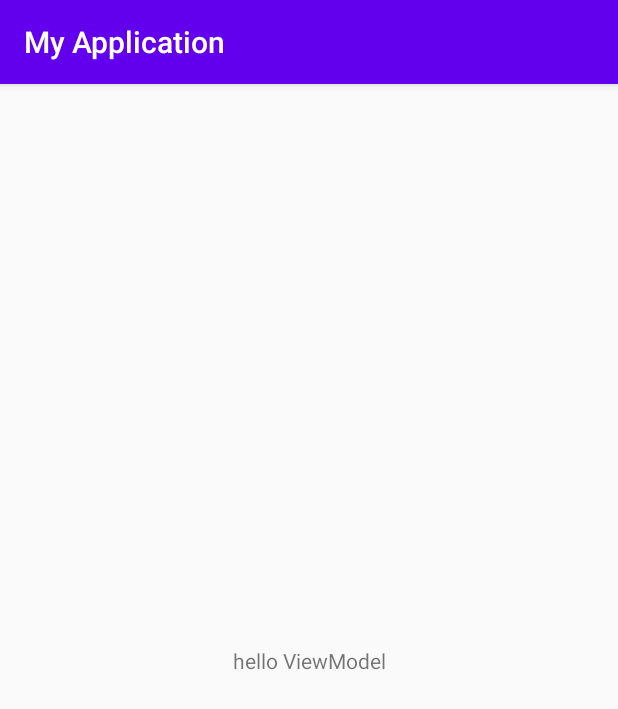
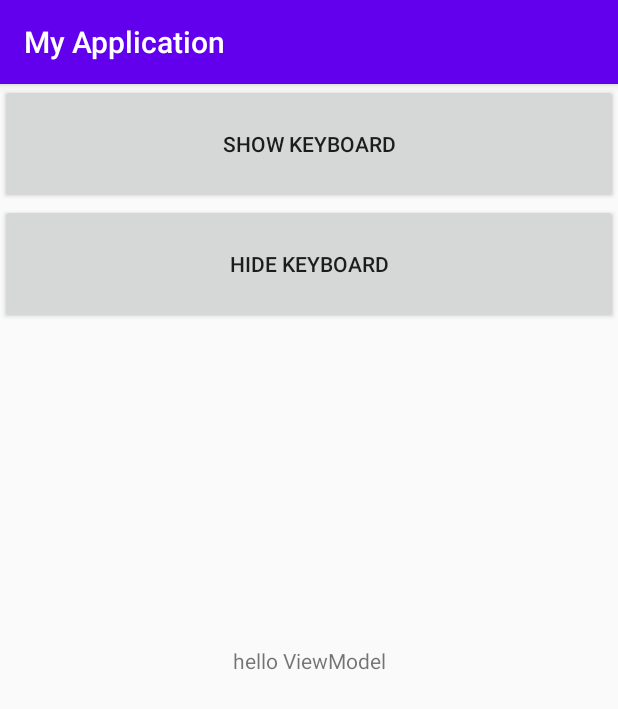
Before and after one commit to sun5066/android-hilt-example, an Android app: the screen it shows after launch (MainActivity), on a phone screen of 412 x 824 dp. Shown: the top 709 px of the screen. Run offline under Robolectric (Android 15) with nearby library versions, the phone set to English and light mode, and no system bars; our stand-ins replace Dagger/Hilt's generated code, RxJava, data binding.

Commit message:
keyboard show/hide extention 작업

```diff
--- a/app/src/main/java/github/sun5066/myapplication/ui/MainActivity.kt
+++ b/app/src/main/java/github/sun5066/myapplication/ui/MainActivity.kt
@@ -1,13 +1,18 @@
 package github.sun5066.myapplication.ui
 
+import android.util.Log
+import android.view.View
 import androidx.activity.viewModels
 import dagger.hilt.android.AndroidEntryPoint
 import github.sun5066.myapplication.R
 import github.sun5066.myapplication.databinding.ActivityMainBinding
+import github.sun5066.myapplication.extention.hideKeyboard
+import github.sun5066.myapplication.extention.showKeyboard
 import github.sun5066.myapplication.ui.base.BaseActivity
+import github.sun5066.myapplication.ui.base.BaseNavigator
 
 @AndroidEntryPoint
-class MainActivity : BaseActivity<ActivityMainBinding>() {
+class MainActivity : BaseActivity<ActivityMainBinding>(), BaseNavigator {
 
     private val mViewModel: MainViewModel by viewModels()
 
@@ -19,7 +24,12 @@ class MainActivity : BaseActivity<ActivityMainBinding>() {
     }
 
     override fun initView() {
-        mViewModel.init("hello ViewModel")
+        mViewModel.init("hello ViewModel", this)
+    }
+
+    override fun keyBoardSwitch(isShow: Boolean) {
+        if (isShow) showKeyboard(mBinding.btnShowKeyboard)
+        else hideKeyboard(mBinding.btnHideKeyboard)
     }
 
 }
--- a/app/src/main/java/github/sun5066/myapplication/ui/MainViewModel.kt
+++ b/app/src/main/java/github/sun5066/myapplication/ui/MainViewModel.kt
@@ -1,10 +1,13 @@
 package github.sun5066.myapplication.ui
 
 import android.app.Application
+import android.view.View
 import androidx.lifecycle.LiveData
 import androidx.lifecycle.MutableLiveData
 import androidx.lifecycle.SavedStateHandle
 import dagger.hilt.android.lifecycle.HiltViewModel
+import github.sun5066.myapplication.R
+import github.sun5066.myapplication.ui.base.BaseNavigator
 import github.sun5066.myapplication.ui.base.BaseViewModel
 import javax.inject.Inject
 
@@ -14,10 +17,20 @@ class MainViewModel @Inject constructor(
     private val savedStateHandle: SavedStateHandle
 ) : BaseViewModel(application) {
 
+    private var mNavigator: BaseNavigator? = null
+
     private val _str = MutableLiveData("")
     val str: LiveData<String> get() = _str
 
-    fun init(str: String) {
+    fun init(str: String, navigator: BaseNavigator) {
+        mNavigator = navigator
         _str.value = str
     }
+
+    val clickListener = View.OnClickListener { view ->
+        when(view.id) {
+            R.id.btn_show_keyboard -> mNavigator?.keyBoardSwitch(true)
+            R.id.btn_hide_keyboard -> mNavigator?.keyBoardSwitch(false)
+        }
+    }
 }
--- /dev/null
+++ b/app/src/main/java/github/sun5066/myapplication/ui/base/BaseNavigator.kt
@@ -0,0 +1,5 @@
+package github.sun5066.myapplication.ui.base
+
+interface BaseNavigator {
+    fun keyBoardSwitch(isShow: Boolean)
+}
--- a/app/src/main/java/github/sun5066/myapplication/ui/base/BaseViewModel.kt
+++ b/app/src/main/java/github/sun5066/myapplication/ui/base/BaseViewModel.kt
@@ -2,6 +2,8 @@ package github.sun5066.myapplication.ui.base
 
 import android.app.Application
 import androidx.lifecycle.AndroidViewModel
+import io.reactivex.disposables.CompositeDisposable
+import io.reactivex.disposables.Disposable
 
 abstract class BaseViewModel(application: Application) : AndroidViewModel(application) {
 
@@ -12,4 +14,7 @@ abstract class BaseViewModel(application: Application) : AndroidViewModel(applic
      * @since 21.06.16
      * */
 
+    protected val mDisposable: CompositeDisposable by lazy { CompositeDisposable() }
+
+
 }
--- /dev/null
+++ b/app/src/main/java/github/sun5066/myapplication/ui/binding/CommonBinding.kt
@@ -0,0 +1,13 @@
+package github.sun5066.myapplication.ui.binding
+
+import android.view.View
+import androidx.databinding.BindingAdapter
+
+object CommonBinding {
+
+    @BindingAdapter("clickListener")
+    @JvmStatic
+    fun setClickListener(view: View, clickListener: View.OnClickListener?) {
+        clickListener?.let { view.setOnClickListener(clickListener) }
+    }
+}
--- a/app/src/main/res/layout/activity_main.xml
+++ b/app/src/main/res/layout/activity_main.xml
@@ -15,6 +15,24 @@
         android:layout_height="match_parent"
         tools:context=".ui.MainActivity">
 
+        <Button
+            android:id="@+id/btn_show_keyboard"
+            android:layout_width="match_parent"
+            android:layout_height="80dp"
+            android:text="@string/text_show_keyboard"
+            app:layout_constraintTop_toTopOf="parent"
+            app:layout_constraintLeft_toLeftOf="parent"
+            clickListener="@{viewModel.clickListener}"/>
+
+        <Button
+            android:id="@+id/btn_hide_keyboard"
+            android:layout_width="match_parent"
+            android:layout_height="80dp"
+            android:text="@string/text_hide_keyboard"
+            app:layout_constraintTop_toBottomOf="@id/btn_show_keyboard"
+            app:layout_constraintLeft_toLeftOf="parent"
+            clickListener="@{viewModel.clickListener}"/>
+
         <TextView
             android:layout_width="wrap_content"
             android:layout_height="wrap_content"
--- a/app/src/main/res/values/strings.xml
+++ b/app/src/main/res/values/strings.xml
@@ -1,3 +1,5 @@
 <resources>
     <string name="app_name">My Application</string>
+    <string name="text_show_keyboard">Show Keyboard</string>
+    <string name="text_hide_keyboard">Hide Keyboard</string>
 </resources>
```
Also changed, not shown: app/build.gradle (+7 -1 lines), app/src/main/java/github/sun5066/myapplication/extention/ActivityExtention.kt (added, +18 -0 lines).
